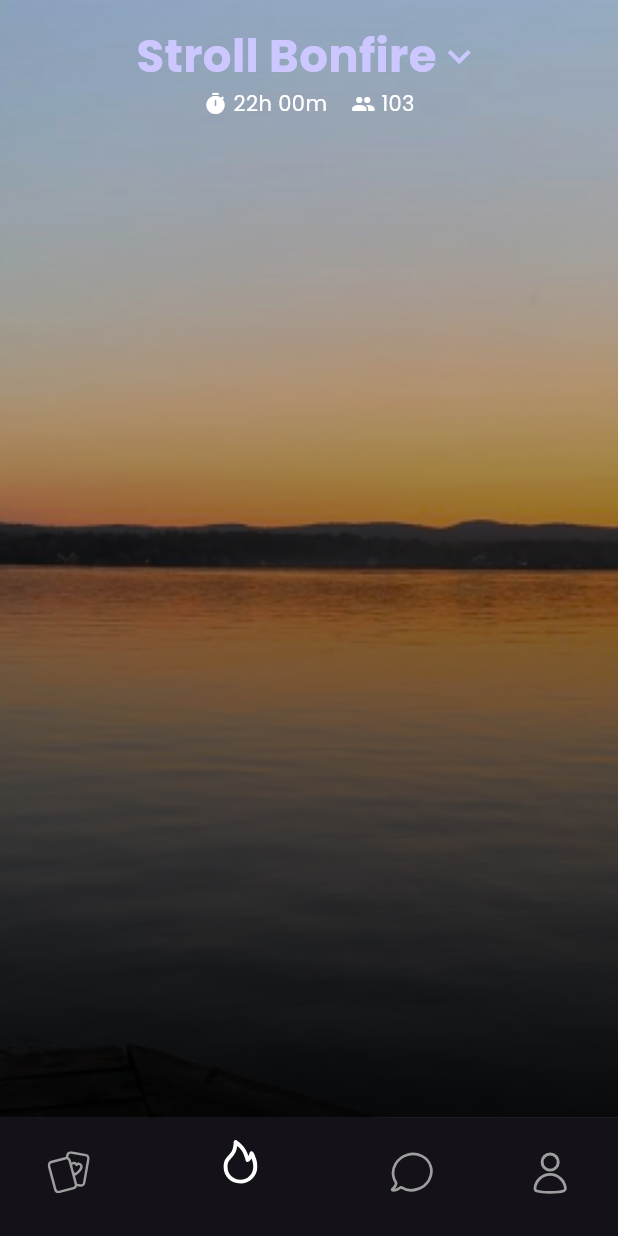
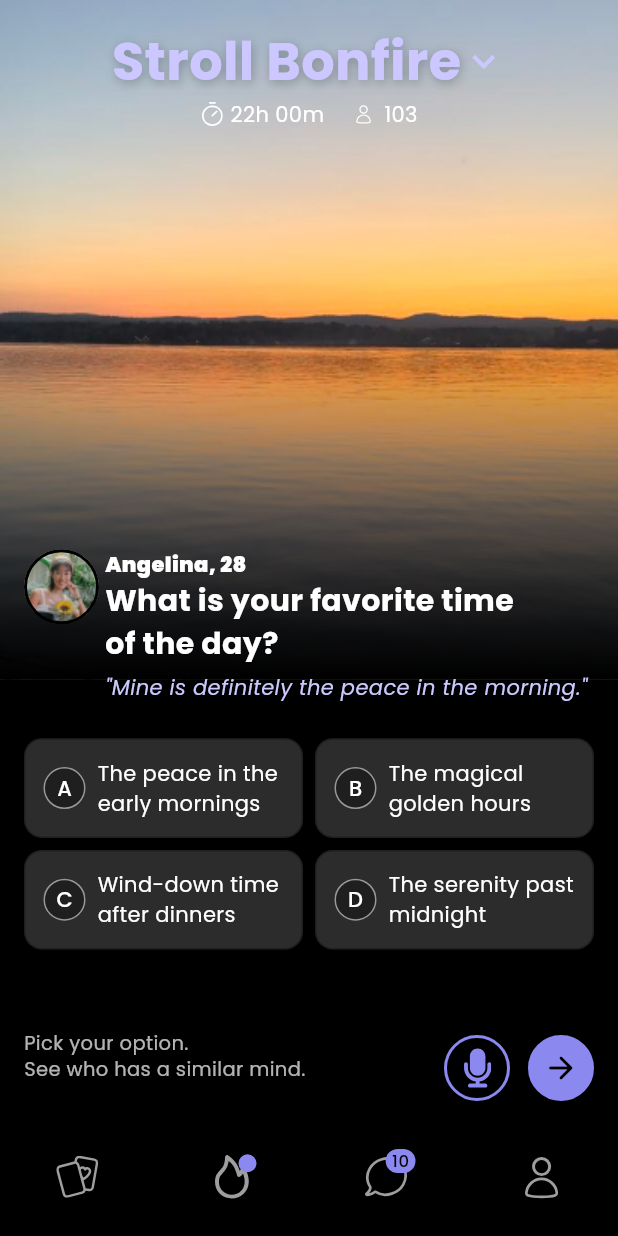
Before and after one commit to mj-963/stroll_bonfire_task, a Flutter app: the screen it shows after launch, on a phone screen of 412 x 824 dp. Run offline on Flutter 3.47's test engine with Material 3 defaults, Android fonts, the phone set to English and light mode, and no system bars; our stand-ins replace flutter_riverpod, flutter_svg, google_fonts.

Commit message:
Design profile card with user photo, name, and age, Added question text and styled answer options

```diff
--- /dev/null
+++ b/lib/models/question_option.dart
@@ -0,0 +1,22 @@
+class QuestionOption {
+  final String id;
+  final String label;
+  final String text;
+  final bool isSelected;
+
+  const QuestionOption({
+    required this.id,
+    required this.label,
+    required this.text,
+    this.isSelected = false,
+  });
+
+  QuestionOption copyWith({bool? isSelected}) {
+    return QuestionOption(
+      id: id,
+      label: label,
+      text: text,
+      isSelected: isSelected ?? this.isSelected,
+    );
+  }
+}
--- a/lib/screens/bonfire_screen.dart
+++ b/lib/screens/bonfire_screen.dart
@@ -1,6 +1,9 @@
 import 'package:flutter/material.dart';
 import 'package:flutter_riverpod/flutter_riverpod.dart';
+import 'package:stroll_bonfire_task/models/question_option.dart';
 import 'package:stroll_bonfire_task/widgets/app_bar.dart';
+import 'package:stroll_bonfire_task/widgets/footer.dart';
+import 'package:stroll_bonfire_task/widgets/question_section.dart';
 
 class BonfireScreen extends ConsumerStatefulWidget {
   const BonfireScreen({super.key});
@@ -10,36 +13,102 @@ class BonfireScreen extends ConsumerStatefulWidget {
 }
 
 class _BonfireScreenState extends ConsumerState<BonfireScreen> {
+  List<QuestionOption> options = const [
+    QuestionOption(
+      id: 'A',
+      label: 'A',
+      text: 'The peace in the early mornings',
+    ),
+    QuestionOption(
+      id: 'B',
+      label: 'B',
+      text: 'The magical golden hours',
+    ),
+    QuestionOption(
+      id: 'C',
+      label: 'C',
+      text: 'Wind-down time after dinners',
+    ),
+    QuestionOption(
+      id: 'D',
+      label: 'D',
+      text: 'The serenity past midnight',
+    ),
+  ];
+
+  String? selectedOptionId;
+
+  void _handleOptionSelected(String optionId) {
+    setState(() {
+      selectedOptionId = optionId;
+      options = options
+          .map((option) => option.copyWith(isSelected: option.id == optionId))
+          .toList();
+    });
+  }
+
   @override
   Widget build(BuildContext context) {
     return Scaffold(
       body: Stack(
         // Background image
         children: [
-          Positioned.fill(
+          Positioned(
+            width: MediaQuery.of(context).size.width,
+            height: MediaQuery.of(context).size.height * 0.55,
             child: Image.asset(
               'assets/images/background_video.jpg',
               fit: BoxFit.cover,
             ),
           ),
           // Gradient Overlay
-          Container(
-            decoration: const BoxDecoration(
-              gradient: LinearGradient(
-                colors: [Colors.transparent, Colors.black87],
-                begin: Alignment.topCenter,
-                end: Alignment.bottomCenter,
+          Positioned(
+            width: MediaQuery.of(context).size.width,
+            height: MediaQuery.of(context).size.height * 0.55,
+            child: Container(
+              decoration: const BoxDecoration(
+                gradient: LinearGradient(
+                  colors: [
+                    Colors.transparent,
+                    Colors.black,
+                  ],
+                  begin: Alignment.topCenter,
+                  end: Alignment.bottomCenter,
+                  stops: [
+                    0.5, // Transparent at the top
+                    1.0, // Full black at the bottom
+                  ],
+                ),
               ),
             ),
           ),
           // Foreground Content
-          const SafeArea(
+          SafeArea(
             child: Padding(
-              padding: EdgeInsets.all(16.0),
+              padding: const EdgeInsets.all(16.0),
               child: Column(
                 children: [
                   // custom app bar
-                  CustomAppBar(),
+                  const CustomAppBar(),
+                  SizedBox(
+                    height: MediaQuery.of(context).size.height * 0.34,
+                  ),
+
+                  // Question section
+                  Expanded(
+                    child: QuestionSection(
+                      profileImage: 'assets/images/profile_photo.jpg',
+                      name: 'Angelina',
+                      age: 28,
+                      question: 'What is your favorite time of the day?',
+                      userAnswer:
+                          'Mine is definitely the peace in the morning.',
+                      options: options,
+                      onOptionSelected: _handleOptionSelected,
+                    ),
+                  ),
+                  //Footer
+                  const BonfireFooter(),
                 ],
               ),
             ),
--- a/lib/screens/root_screen.dart
+++ b/lib/screens/root_screen.dart
@@ -6,6 +6,7 @@ import 'package:stroll_bonfire_task/screens/bonfire_screen.dart';
 import 'package:stroll_bonfire_task/screens/chat_screen.dart';
 import 'package:stroll_bonfire_task/screens/home_screen.dart';
 import 'package:stroll_bonfire_task/screens/profile_screen.dart';
+import 'package:stroll_bonfire_task/utils/app_colors.dart';
 
 class RootScreen extends ConsumerStatefulWidget {
   const RootScreen({super.key});
@@ -31,13 +32,19 @@ class _HomeScreenState extends ConsumerState<RootScreen> {
         onTap: (index) {
           ref.read(bottomNavIndexProvider.notifier).state = index;
         },
+        selectedFontSize: 12,
+        backgroundColor: AppColors.backgroundDark.withOpacity(0.8),
+        type: BottomNavigationBarType.fixed,
+        showSelectedLabels: false,
+        showUnselectedLabels: false,
+        useLegacyColorScheme: false,
         items: [
           BottomNavigationBarItem(
             icon: SvgPicture.asset(
               'assets/icons/card.svg',
               colorFilter: ColorFilter.mode(
                 ref.watch(bottomNavIndexProvider) == 0
-                    ? Colors.white
+                    ? Colors.grey
                     : Colors.grey,
                 BlendMode.srcIn,
               ),
@@ -45,26 +52,53 @@ class _HomeScreenState extends ConsumerState<RootScreen> {
             label: '',
           ),
           BottomNavigationBarItem(
-            icon: SvgPicture.asset(
+            icon: Stack(
+              clipBehavior: Clip.none,
+              children: [
+                SvgPicture.asset(
                   'assets/icons/bonfire.svg',
                   colorFilter: ColorFilter.mode(
                     ref.watch(bottomNavIndexProvider) == 1
-                    ? Colors.white
+                        ? Colors.grey
                         : Colors.grey,
                     BlendMode.srcIn,
                   ),
                 ),
+                const Positioned(
+                  right: -5,
+                  top: 0,
+                  child: Badge(
+                    smallSize: 12,
+                    backgroundColor: AppColors.primaryDark,
+                  ),
+                ),
+              ],
+            ),
             label: '',
           ),
           BottomNavigationBarItem(
-            icon: SvgPicture.asset(
+            icon: Stack(
+              clipBehavior: Clip.none,
+              children: [
+                SvgPicture.asset(
                   'assets/icons/chat.svg',
                   colorFilter: ColorFilter.mode(
                     ref.watch(bottomNavIndexProvider) == 2
-                    ? Colors.white
+                        ? Colors.grey
                         : Colors.grey,
                     BlendMode.srcIn,
                   ),
+                ),
+                Positioned(
+                  right: -5,
+                  top: -5,
+                  child: Badge.count(
+                    count: 10,
+                    smallSize: 10,
+                    backgroundColor: AppColors.primaryDark,
+                  ),
+                ),
+              ],
             ),
             label: '',
           ),
@@ -73,7 +107,7 @@ class _HomeScreenState extends ConsumerState<RootScreen> {
               'assets/icons/user.svg',
               colorFilter: ColorFilter.mode(
                 ref.watch(bottomNavIndexProvider) == 3
-                    ? Colors.white
+                    ? Colors.grey
                     : Colors.grey,
                 BlendMode.srcIn,
               ),
--- a/lib/utils/app_colors.dart
+++ b/lib/utils/app_colors.dart
@@ -7,11 +7,11 @@ class AppColors {
 
 // Brand Colors
   static const Color primary = Color(0xFFCCC8FF); // Updated main purple color
-  static const Color primaryLight = Color(0xFFDEDBFF); // Lighter shade
-  static const Color primaryDark = Color(0xFFB3AEFF); // Darker shade
+  static const Color primaryLight = Color(0xFFCBC9FF); // Lighter shade
+  static const Color primaryDark = Color(0xFF8B88EF); // Darker shade
 
   // Background Colors
-  static const Color backgroundDark = Color(0xFF121212); // Deep dark background
+  static const Color backgroundDark = Colors.black; // Deep dark background
   static const Color backgroundMedium = Color(0xFF1E1E1E); // Card backgrounds
   static const Color backgroundLight = Color(0xFF2C2C2C); // Elevated surfaces
 
--- a/lib/widgets/app_bar.dart
+++ b/lib/widgets/app_bar.dart
@@ -1,4 +1,5 @@
 import 'package:flutter/material.dart';
+import 'package:flutter_svg/svg.dart';
 import 'package:stroll_bonfire_task/utils/app_colors.dart';
 
 class CustomAppBar extends StatelessWidget implements PreferredSizeWidget {
@@ -6,18 +7,24 @@ class CustomAppBar extends StatelessWidget implements PreferredSizeWidget {
 
   @override
   Widget build(BuildContext context) {
-    return const Column(
+    return Column(
       children: [
-        Row(
+        const Row(
           mainAxisAlignment: MainAxisAlignment.center,
           children: [
             Text(
               "Stroll Bonfire",
               style: TextStyle(
-                fontSize: 30,
-                fontWeight: FontWeight.bold,
-                color: AppColors.primary,
-              ),
+                  fontSize: 35,
+                  fontWeight: FontWeight.bold,
+                  color: AppColors.primary,
+                  shadows: [
+                    Shadow(
+                      offset: Offset(1, 2),
+                      blurRadius: 8.0,
+                      color: Color.fromRGBO(0, 0, 0, 0.25),
+                    ),
+                  ]),
             ),
             Icon(
               Icons.keyboard_arrow_down,
@@ -29,22 +36,32 @@ class CustomAppBar extends StatelessWidget implements PreferredSizeWidget {
         Row(
           mainAxisAlignment: MainAxisAlignment.center,
           children: [
-            Icon(
-              Icons.timer,
-              size: 16,
+            SvgPicture.asset(
+              'assets/icons/timer.svg',
+              height: 16,
+              width: 16,
+              colorFilter: const ColorFilter.mode(
+                Colors.white,
+                BlendMode.srcIn,
+              ),
             ),
-            SizedBox(width: 4),
-            Text(
+            const SizedBox(width: 4),
+            const Text(
               "22h 00m",
               style: TextStyle(fontSize: 14),
             ),
-            SizedBox(width: 16),
-            Icon(
-              Icons.group,
-              size: 16,
+            const SizedBox(width: 16),
+            SvgPicture.asset(
+              'assets/icons/user.svg',
+              height: 20,
+              width: 20,
+              colorFilter: const ColorFilter.mode(
+                Colors.white,
+                BlendMode.srcIn,
+              ),
             ),
-            SizedBox(width: 4),
-            Text(
+            const SizedBox(width: 4),
+            const Text(
               "103",
               style: TextStyle(fontSize: 14),
             ),
--- /dev/null
+++ b/lib/widgets/footer.dart
@@ -0,0 +1,81 @@
+import 'package:flutter/material.dart';
+import 'package:flutter_riverpod/flutter_riverpod.dart';
+import 'package:flutter_svg/svg.dart';
+import 'package:stroll_bonfire_task/utils/app_colors.dart';
+
+class BonfireFooter extends ConsumerWidget {
+  const BonfireFooter({super.key});
+
+  @override
+  Widget build(BuildContext context, WidgetRef ref) {
+    return Row(
+      children: [
+        // Instructions text
+        Padding(
+          padding: const EdgeInsets.only(bottom: 0.0),
+          child: Text(
+            'Pick your option.\nSee who has a similar mind.',
+            style: TextStyle(
+              color: Colors.white.withOpacity(0.7),
+              fontSize: 13,
+              height: 1.3,
+            ),
+          ),
+        ),
+        const Spacer(),
+        // Bottom action buttons
+        Padding(
+          padding: const EdgeInsets.only(top: 16.0),
+          child: Row(
+            mainAxisAlignment: MainAxisAlignment.end,
+            children: [
+              _buildCircleButton(
+                icon: SvgPicture.asset(
+                  'assets/icons/mic_2.svg',
+                  colorFilter: const ColorFilter.mode(
+                    AppColors.primaryDark,
+                    BlendMode.srcIn,
+                  ),
+                  height: 20,
+                  width: 20,
+                  clipBehavior: Clip.antiAlias,
+                  fit: BoxFit.scaleDown,
+                ),
+                backgroundColor: AppColors.primaryDark,
+                showBackground: false,
+              ),
+              const SizedBox(width: 12),
+              _buildCircleButton(
+                icon: const Icon(
+                  Icons.arrow_forward_rounded,
+                  color: AppColors.backgroundDark,
+                ),
+                backgroundColor: AppColors.primaryDark,
+              ),
+            ],
+          ),
+        ),
+      ],
+    );
+  }
+
+  Widget _buildCircleButton({
+    required Widget icon,
+    required Color backgroundColor,
+    bool showBackground = true,
+  }) {
+    return Container(
+      width: 44,
+      height: 44,
+      decoration: BoxDecoration(
+        shape: BoxShape.circle,
+        color: showBackground ? backgroundColor : null,
+        border: Border.all(
+          color: backgroundColor,
+          width: 2,
+        ),
+      ),
+      child: icon,
+    );
+  }
+}
--- /dev/null
+++ b/lib/widgets/question_section.dart
@@ -0,0 +1,179 @@
+import 'package:flutter/material.dart';
+import 'package:stroll_bonfire_task/models/question_option.dart';
+import 'package:stroll_bonfire_task/utils/app_colors.dart';
+
+class QuestionSection extends StatelessWidget {
+  final String profileImage;
+  final String name;
+  final int age;
+  final String question;
+  final String? userAnswer;
+  final List<QuestionOption> options;
+  final Function(String) onOptionSelected;
+
+  const QuestionSection({
+    super.key,
+    required this.profileImage,
+    required this.name,
+    required this.age,
+    required this.question,
+    this.userAnswer,
+    required this.options,
+    required this.onOptionSelected,
+  });
+
+  @override
+  Widget build(BuildContext context) {
+    return Column(
+      crossAxisAlignment: CrossAxisAlignment.start,
+      children: [
+        // Profile card section
+        Padding(
+          padding: const EdgeInsets.only(bottom: 8.0),
+          child: Row(
+            crossAxisAlignment: CrossAxisAlignment.start,
+            children: [
+              Container(
+                width: 50,
+                height: 50,
+                decoration: BoxDecoration(
+                  shape: BoxShape.circle,
+                  border: Border.all(
+                    color: Colors.black,
+                    width: 2,
+                  ),
+                  image: DecorationImage(
+                    image: AssetImage(profileImage),
+                    fit: BoxFit.cover,
+                  ),
+                ),
+              ),
+              const SizedBox(width: 4),
+              Column(
+                crossAxisAlignment: CrossAxisAlignment.start,
+                children: [
+                  Text(
+                    '$name, $age',
+                    style: const TextStyle(
+                      color: Colors.white,
+                      fontSize: 14,
+                      fontWeight: FontWeight.w900,
+                    ),
+                  ),
+                  // Question
+                  Container(
+                    padding: const EdgeInsets.only(
+                      bottom: 4.0,
+                    ),
+                    width: MediaQuery.of(context).size.width * 0.7,
+                    child: Text(
+                      question,
+                      softWrap: true,
+                      style: const TextStyle(
+                        color: Colors.white,
+                        fontSize: 20,
+                        fontWeight: FontWeight.bold,
+                      ),
+                    ),
+                  ),
+
+                  // User's answer
+                  if (userAnswer != null)
+                    Padding(
+                      padding: const EdgeInsets.only(
+                        bottom: 16.0,
+                      ),
+                      child: Text(
+                        '"$userAnswer"',
+                        style: const TextStyle(
+                          color: AppColors.primaryLight,
+                          fontSize: 14,
+                          fontStyle: FontStyle.italic,
+                        ),
+                      ),
+                    ),
+                ],
+              ),
+            ],
+          ),
+        ),
+
+        // Options Grid
+        GridView.count(
+          crossAxisCount: 2,
+          shrinkWrap: true,
+          // physics: const NeverScrollableScrollPhysics(),
+          mainAxisSpacing: 8,
+          crossAxisSpacing: 8,
+          childAspectRatio: 2.8, // Adjust this value to match the design
+          children:
+              options.map((option) => _buildOptionButton(option)).toList(),
+        ),
+      ],
+    );
+  }
+
+  Widget _buildOptionButton(QuestionOption option) {
+    return Container(
+      decoration: BoxDecoration(
+          color: AppColors.backgroundLight,
+          borderRadius: BorderRadius.circular(12),
+          border: Border.all(
+            color: option.isSelected
+                ? AppColors.primaryDark
+                : Colors.black.withOpacity(0.3),
+          )),
+      child: Material(
+        color: Colors.transparent,
+        child: InkWell(
+          borderRadius: BorderRadius.circular(12),
+          onTap: () => onOptionSelected(option.id),
+          child: Padding(
+            padding: const EdgeInsets.all(12.0),
+            child: Row(
+              children: [
+                Container(
+                  width: 28,
+                  height: 28,
+                  decoration: BoxDecoration(
+                    shape: BoxShape.circle,
+                    color: option.isSelected
+                        ? AppColors.primaryDark
+                        : Colors.black.withOpacity(0.3),
+                    border: Border.all(
+                      color: option.isSelected
+                          ? AppColors.primaryDark
+                          : Colors.white54,
+                    ),
+                  ),
+                  child: Center(
+                    child: Text(
+                      option.label,
+                      style: const TextStyle(
+                        color: Colors.white,
+                        fontSize: 14,
+                        fontWeight: FontWeight.w500,
+                      ),
+                    ),
+                  ),
+                ),
+                const SizedBox(width: 8),
+                Expanded(
+                  child: Text(
+                    option.text,
+                    style: const TextStyle(
+                      color: Colors.white,
+                      fontSize: 14,
+                    ),
+                    maxLines: 2,
+                    overflow: TextOverflow.ellipsis,
+                  ),
+                ),
+              ],
+            ),
+          ),
+        ),
+      ),
+    );
+  }
+}
```
Also changed, not shown: assets/icons/timer.svg (added), assets/images/profile_photo.jpg (added), flutter_01.png (added), 3 other files. Lines whose indentation alone changed are shown as unchanged.
